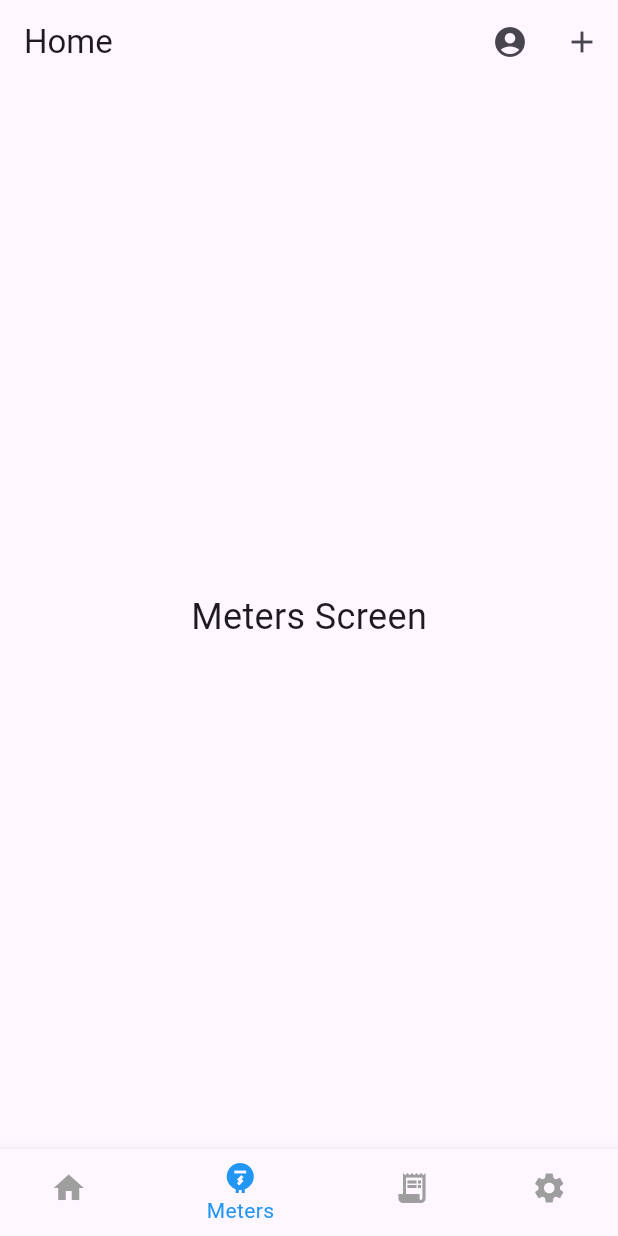
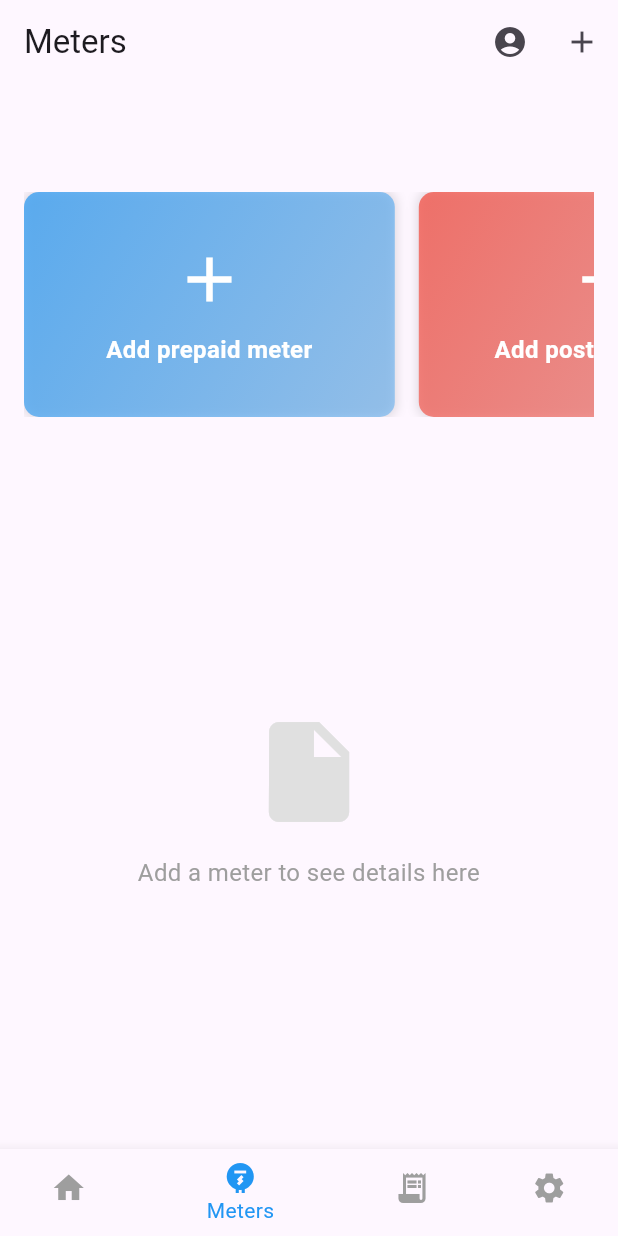
Before and after one commit to kwakuNti/PowerTrack, a Flutter app: the HomePage screen opened directly, item 2 of the bottom bar chosen, on a phone screen of 412 x 824 dp. Run offline on Flutter 3.47's test engine with Material 3 defaults, Android fonts, the phone set to English and light mode, and no system bars; our stand-ins replace flutter_spinkit; network calls fail.

Commit message:
chore: Update home page with meters, transactions, and settings screens

```diff
--- a/frontend/lib/home.dart
+++ b/frontend/lib/home.dart
@@ -10,11 +10,18 @@ class HomePage extends StatefulWidget {
 class _HomePageState extends State<HomePage> {
   int _selectedIndex = 0;
 
+  static const List<String> _titles = <String>[
+    'Home',
+    'Meters',
+    'Transactions',
+    'Settings',
+  ];
+
   static const List<Widget> _widgetOptions = <Widget>[
     HomeScreen(),
-    MetersScreen(),
+    MetersPage(),
     TransactionsScreen(),
-    SettingsScreen(), // Updated to SettingsScreen
+    SettingsScreen(),
   ];
 
   void _onItemTapped(int index) {
@@ -27,8 +34,8 @@ class _HomePageState extends State<HomePage> {
   Widget build(BuildContext context) {
     return Scaffold(
       appBar: AppBar(
-        title: const Text('Home'),
-        automaticallyImplyLeading: false, // This line removes the back button
+        title: Text(_titles[_selectedIndex]),
+        automaticallyImplyLeading: false,
         actions: [
           IconButton(
             icon: const Icon(Icons.account_circle),
@@ -60,13 +67,13 @@ class _HomePageState extends State<HomePage> {
             label: 'Transactions',
           ),
           BottomNavigationBarItem(
-            icon: Icon(Icons.settings), // Updated to settings icon
-            label: 'Settings', // Updated to Settings
+            icon: Icon(Icons.settings),
+            label: 'Settings',
           ),
         ],
         currentIndex: _selectedIndex,
         selectedItemColor: Colors.blue,
-        unselectedItemColor: Colors.grey, // Set unselected item color to grey
+        unselectedItemColor: Colors.grey,
         onTap: _onItemTapped,
       ),
     );
@@ -169,7 +176,6 @@ class HomeScreen extends StatelessWidget {
             ),
           ),
           const SizedBox(height: 8),
-          // Add a placeholder for the usage history graph
           Container(
             height: 200,
             color: Colors.grey[200],
@@ -236,15 +242,157 @@ class HomeScreen extends StatelessWidget {
   }
 }
 
-class MetersScreen extends StatelessWidget {
-  const MetersScreen({super.key});
+class MetersPage extends StatelessWidget {
+  const MetersPage({super.key});
 
   @override
   Widget build(BuildContext context) {
-    return const Center(
-      child: Text(
-        'Meters Screen',
-        style: TextStyle(fontSize: 24),
+    return Scaffold(
+      appBar: AppBar(
+        automaticallyImplyLeading: false,
+      ),
+      body: Padding(
+        padding: const EdgeInsets.all(16.0),
+        child: Column(
+          children: [
+            SingleChildScrollView(
+              scrollDirection: Axis.horizontal,
+              child: Row(
+                children: [
+                  _buildMeterCard(
+                    'Add prepaid meter',
+                    Colors.blue,
+                    Icons.add,
+                    context,
+                  ),
+                  const SizedBox(width: 16),
+                  _buildMeterCard(
+                    'Add postpaid meter',
+                    Colors.red,
+                    Icons.add,
+                    context,
+                  ),
+                ],
+              ),
+            ),
+            const SizedBox(height: 40),
+            Expanded(
+              child: Column(
+                mainAxisAlignment: MainAxisAlignment.center,
+                children: [
+                  Icon(
+                    Icons.insert_drive_file,
+                    size: 80,
+                    color: Colors.grey[300],
+                  ),
+                  const SizedBox(height: 16),
+                  const Text(
+                    'Add a meter to see details here',
+                    style: TextStyle(
+                      fontSize: 16,
+                      color: Colors.grey,
+                    ),
+                    textAlign: TextAlign.center,
+                  ),
+                ],
+              ),
+            ),
+          ],
+        ),
+      ),
+    );
+  }
+
+  Widget _buildMeterCard(
+      String title, Color color, IconData icon, BuildContext context) {
+    return GestureDetector(
+      onTap: () {
+        Navigator.push(
+          context,
+          MaterialPageRoute(
+            builder: (context) => const EnterMeterNumberPage(),
+          ),
+        );
+      },
+      child: Container(
+        width: MediaQuery.of(context).size.width * 0.6, // Make card wider
+        height: 150,
+        decoration: BoxDecoration(
+          gradient: LinearGradient(
+            colors: [
+              color.withOpacity(0.7),
+              color.withOpacity(0.4),
+            ],
+            begin: Alignment.topLeft,
+            end: Alignment.bottomRight,
+          ),
+          borderRadius: BorderRadius.circular(10),
+          boxShadow: const [
+            BoxShadow(
+              color: Colors.black12,
+              blurRadius: 5,
+              spreadRadius: 1,
+            ),
+          ],
+        ),
+        child: Column(
+          mainAxisAlignment: MainAxisAlignment.center,
+          children: [
+            Icon(
+              icon,
+              size: 50,
+              color: Colors.white,
+            ),
+            const SizedBox(height: 10),
+            Text(
+              title,
+              style: const TextStyle(
+                color: Colors.white,
+                fontSize: 16,
+                fontWeight: FontWeight.bold,
+              ),
+              textAlign: TextAlign.center,
+            ),
+          ],
+        ),
+      ),
+    );
+  }
+}
+
+class EnterMeterNumberPage extends StatelessWidget {
+  const EnterMeterNumberPage({super.key});
+
+  @override
+  Widget build(BuildContext context) {
+    return Scaffold(
+      appBar: AppBar(
+        title: const Text('Enter your meter number'),
+      ),
+      body: Padding(
+        padding: const EdgeInsets.all(16.0),
+        child: Column(
+          children: [
+            const Text(
+              'You can manage and top up the credits on your meter anytime',
+              style: TextStyle(fontSize: 16),
+            ),
+            const SizedBox(height: 20),
+            const TextField(
+              decoration: InputDecoration(
+                border: OutlineInputBorder(),
+                labelText: 'Enter your meter number',
+              ),
+            ),
+            const SizedBox(height: 20),
+            ElevatedButton(
+              onPressed: () {
+                // Add verify functionality here
+              },
+              child: const Text('Verify'),
+            ),
+          ],
+        ),
       ),
     );
   }
@@ -277,3 +425,10 @@ class SettingsScreen extends StatelessWidget {
     );
   }
 }
+
+void main() => runApp(MaterialApp(
+      home: const HomePage(),
+      theme: ThemeData(
+        primarySwatch: Colors.blue,
+      ),
+    ));
```
Also changed, not shown: frontend/lib/login_screen.dart (+64 -12 lines).
